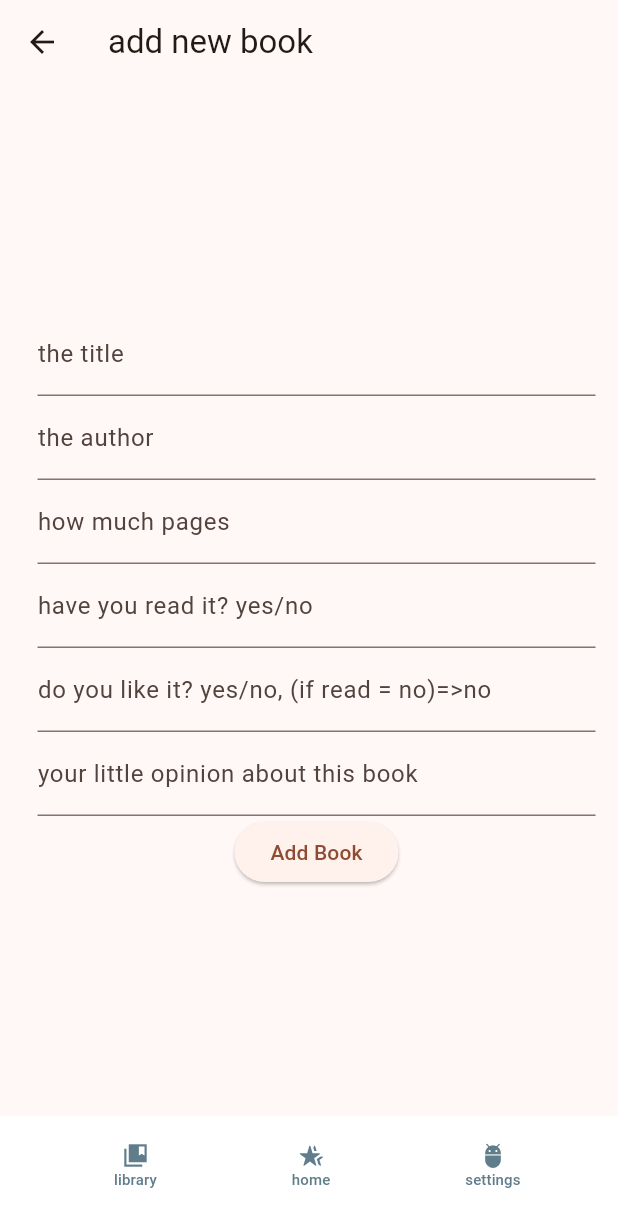
After one commit to jwujesq8/flutterFirebase, a Flutter app: the AddNewBookPage screen opened by its route, on a phone screen of 412 x 824 dp. The commit adds this screen. Shown: the top 1227 px of the screen. Run offline on Flutter 3.47's test engine with Material 2 defaults, Android fonts, the phone set to English and light mode, and no system bars; our stand-ins replace cloud_firestore, firebase_auth, firebase_core, firebase_database, get, get_storage; accounts and stored records are empty; statements that could not run were skipped.

Commit message:
add new book, doesn't work correctly

```diff
--- a/lib/data/repositories/book_repo_impl.dart
+++ b/lib/data/repositories/book_repo_impl.dart
@@ -13,20 +13,25 @@ class BookRepositoryImpl extends BookRepository {
 
   @override
   Future<List<Book>> getBooksList(String userId) async {
-    var library = await _ds.getLibrary(userId);
-    _storage.write('library_$userId', library);
-    print("LIBRARY FROM REPO_IMPPL");
-    print(library);
+    //mode = 0: start
+    //mode = 1: while working
+    var library;
+    if(mode == 0){
+      var library = await _ds.getLibrary(userId);
+      _storage.write('library_$userId', library);
+    } else {
+      var library = _storage.read('library_$userId');
+    }
     return library;
-    //return List<Book>.from(library);
   }
 
   @override
   Future<bool> addBook(Book book, String userId) async {
     List<Book> library = _storage.read('library_$userId') ?? [];
+
     List<Book> addedBooks = _storage.read('addedBooks_$userId') ?? [];
     if (library.isEmpty) {
-      library = await getBooksList(userId);
+      library = await getBooksList(userId, 1);
     }
     if (library.contains(book)) {
       return false;
@@ -37,6 +42,7 @@ class BookRepositoryImpl extends BookRepository {
         addedBooks.add(book);
         _storage.write('addedBooks_$userId', book);
       }
+      print(library);
       return true;
     }
   }
--- a/lib/domain/repositories/book_repo.dart
+++ b/lib/domain/repositories/book_repo.dart
@@ -2,7 +2,7 @@ import 'package:lsm_project/domain/entities/book.dart';
 
 abstract class BookRepository {
 
-  Future<List<Book>> getBooksList(String userId);
+  Future<List<Book>> getBooksList(String userId, int mode);
 
   Future<bool> addBook(Book book, String userId);
 
--- a/lib/domain/usecases/get_books_list_usecase.dart
+++ b/lib/domain/usecases/get_books_list_usecase.dart
@@ -5,7 +5,7 @@ class GetBooksList {
   final BookRepository _repository;
   GetBooksList(this._repository);
 
-  Future<List<Book>> execute(String userId) async {
-    return await _repository.getBooksList(userId);
+  Future<List<Book>> execute(String userId, int mode) async {
+    return await _repository.getBooksList(userId, mode);
   }
 }
--- a/lib/presentation/controllers/book_controller.dart
+++ b/lib/presentation/controllers/book_controller.dart
@@ -41,7 +41,7 @@ class BookController extends GetxController {
   void onInit() async {
     super.onInit();
     var user = await getLoggedUser.execute();
-    _list.value = await getBooksList.execute(user.email);
+    _list.value = await getBooksList.execute(user.email, 0);
     }
 
   @override
--- a/lib/presentation/pages/auth/auth_controller.dart
+++ b/lib/presentation/pages/auth/auth_controller.dart
@@ -40,7 +40,7 @@ class AuthController extends GetxController {
     var user = await getLoggedUser.execute();
     if(user.email.isNotEmpty){
       _user.value = AuthUser(email: user.email, password: user.password);
-      _list.value = await getBooksList.execute(_user.value.email);
+      _list.value = await getBooksList.execute(_user.value.email, 0);
     }
     else {
       onClose();
--- /dev/null
+++ b/lib/presentation/pages/library/editLibrary/addNewBookPage.dart
@@ -0,0 +1,119 @@
+import 'package:flutter/material.dart';
+import 'package:firebase_auth/firebase_auth.dart';
+import 'package:get/get.dart';
+import 'package:lsm_project/data/data_sources/firebase_auth_source.dart';
+import 'package:lsm_project/presentation/controllers/book_controller.dart';
+
+import '../../../../domain/entities/book.dart';
+import '../../auth/auth_controller.dart';
+import '../../navigation_bar/custom_navigation_bar.dart';
+import 'package:uuid/uuid.dart';
+
+class AddNewBookPage extends StatelessWidget{
+  AddNewBookPage({Key? key}) : super(key: key);
+  final _authController = Get.find<AuthController>();
+  final _bookController = Get.find<BookController>();
+
+  final TextEditingController _titleController = TextEditingController();
+  final TextEditingController _authorController = TextEditingController();
+  final TextEditingController _pagesController = TextEditingController();
+  final TextEditingController _readController = TextEditingController();
+  final TextEditingController _likeController = TextEditingController();
+  final TextEditingController _opinionController = TextEditingController();
+
+
+
+  RxInt booksLength = 0.obs;
+  RxList<Book> books = <Book>[].obs;
+
+  Future<String> userId() async{
+    var user = await _authController.getLoggedUser.execute();
+    return user.email;
+  }
+
+
+  Widget createTextField(TextEditingController controller, String title) {
+    return TextField(
+      controller: controller,
+      decoration: InputDecoration(
+        labelText: title,
+      ),
+    );
+  }
+
+  Future<void> toEditLibrary() async{
+    Get.toNamed('/editLibrary');
+  }
+
+  Book createBook(String title, String author, String pages,
+      String read, String like, String opinion) {
+    String _title = title.toString();
+    String _author = author.toString();
+    int _pages = int.parse(pages);
+    bool _read,_like;
+    if(read == "yes"){
+      _read = true;
+    } else {
+      _read = false;
+    }
+    if(like == "yes"){
+      _like = true;
+    } else {
+      _like = false;
+    }
+    String _opinion = opinion.toString();
+    return Book(
+      id: Uuid().v1.toString(),
+      title: _title,
+      author: _author,
+      pages: _pages,
+      read: _read,
+      like: _like,
+      opinion: _opinion
+    );
+  }
+
+  @override
+  Widget build(BuildContext context) {
+
+
+    return Scaffold(
+      appBar: AppBar(
+        title: const Text('add new book'),
+      ),
+      body: Container(
+        padding: const EdgeInsets.only(left: 25, right: 15),
+        child: Column(
+            mainAxisAlignment: MainAxisAlignment.center,
+            children: [
+              createTextField(_titleController, "the title"),
+              createTextField(_authorController, "the author"),
+              createTextField(_pagesController, "how much pages"),
+              createTextField(_readController, "have you read it? yes/no"),
+              createTextField(_likeController, "do you like it? yes/no, (if read = no)=>no"),
+              createTextField(_opinionController, "your little opinion about this book"),
+              ElevatedButton(
+                onPressed: () async {
+                  Book book = createBook(
+                      _titleController.text, _authorController.text, _pagesController.text,
+                    _readController.text, _likeController.text, _opinionController.text
+                  );
+                  bool answer = await _bookController.addBookToLibrary(book, await userId());
+                  print("ADDED???");
+                  print(answer);
+                  Get.toNamed('library');
+                },
+                child: Text('Add Book'),
+              ),
+
+            ]
+
+        ),
+      ),
+      bottomNavigationBar: const CustomNavigationBar(),
+
+
+    );
+  }
+
+}
--- a/lib/presentation/pages/library/libraryPage.dart
+++ b/lib/presentation/pages/library/libraryPage.dart
@@ -42,8 +42,6 @@ class LibraryPage extends StatelessWidget{
     var userId = await _bookController.getLoggedUsername();
     List<Book> library = await _bookController.getLibrary(userId.email);
     books.value = library;
-    print("LIBRARY:");
-    print(library);
   }
 
 
@@ -101,7 +99,7 @@ class LibraryPage extends StatelessWidget{
   }
 
   Future<void> toEditLibrary() async{
-    Get.offAllNamed("/editLibrary");
+    Get.toNamed('/editLibrary');
   }
 
 
--- a/pubspec.yaml
+++ b/pubspec.yaml
@@ -41,6 +41,7 @@ dependencies:
   get_storage:
   cloud_firestore: ^4.8.1
   get: ^4.6.5
+  uuid: ^3.0.7
 
 dev_dependencies:
   flutter_test:
```
Also changed, not shown: lib/app/config/routing.dart (+7 -0 lines), lib/presentation/pages/library/editLibrary/editLibrary.dart (+25 -38 lines), pubspec.lock.
